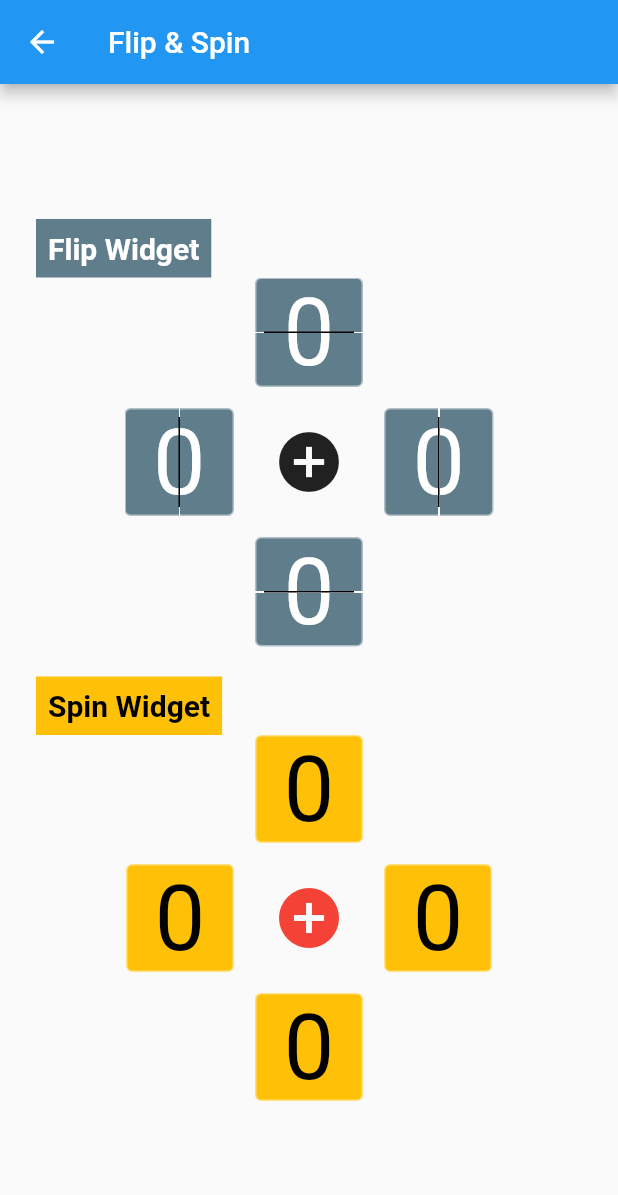
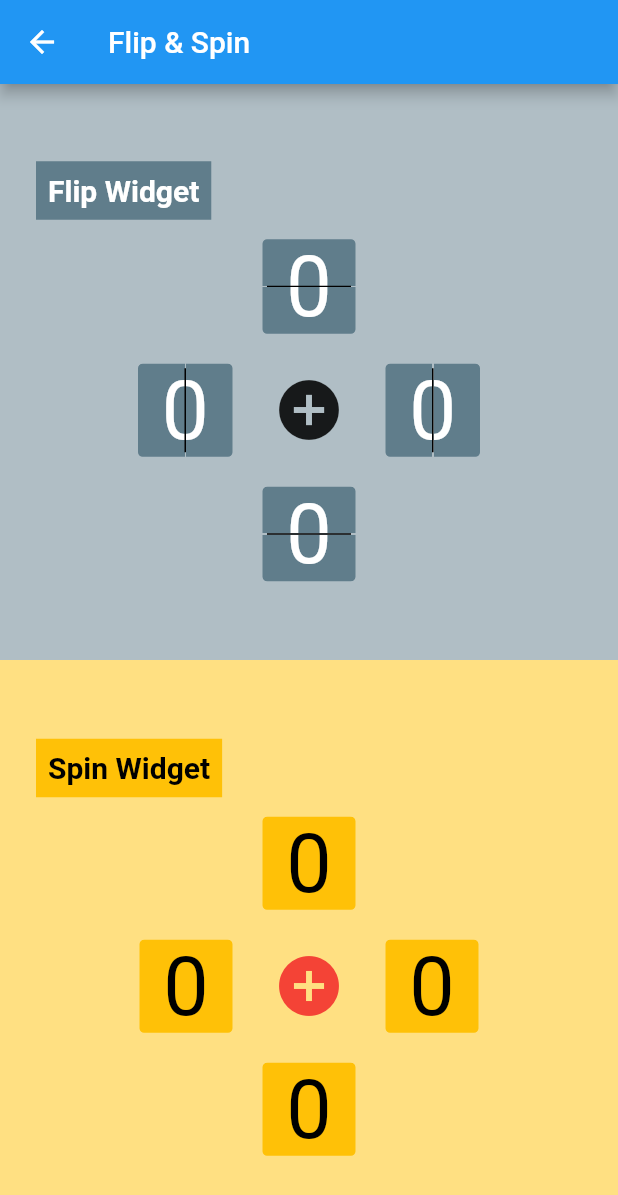
Before and after one commit to cc-nogueira/flip_board, a Flutter app: the FlipWidgetsPage screen opened by its route, on a phone screen of 412 x 824 dp. Shown: the top 1195 px of the screen. Run offline on Flutter 3.47's test engine with Material 2 defaults, Android fonts, the phone set to English and light mode, and no system bars.

Commit message:
FlipWidgetsPage with colored expanded groups.

```diff
--- a/example/lib/pages/widget/flip_widgets_page.dart
+++ b/example/lib/pages/widget/flip_widgets_page.dart
@@ -36,7 +36,6 @@ class _FlipWidgetState extends State<FlipWidgetsPage> {
           mainAxisAlignment: MainAxisAlignment.center,
           children: [
             _flipWheel(greyColors),
-            const SizedBox(height: 20.0),
             _spinWheel(amberColors),
           ],
         ),
@@ -58,10 +57,15 @@ class _FlipWidgetState extends State<FlipWidgetsPage> {
   ) =>
       Theme(
         data: ThemeData(colorScheme: colors),
+        child: Expanded(
+          child: Container(
+            color: colors.background,
+            child: Center(
               child: Column(
                 mainAxisSize: MainAxisSize.min,
                 children: [
                   _wheelTitle(title, colors),
+                  const SizedBox(height: 12.0),
                   Row(
                     mainAxisSize: MainAxisSize.min,
                     children: [_widget(AxisDirection.up)],
@@ -79,6 +83,9 @@ class _FlipWidgetState extends State<FlipWidgetsPage> {
                     children: [_widget(AxisDirection.down)],
                   ),
                 ],
+              ),
+            ),
+          ),
         ),
       );
 
@@ -134,7 +141,7 @@ class _FlipWidgetState extends State<FlipWidgetsPage> {
           flipDuration: const Duration(milliseconds: 1000),
           perspectiveEffect: 0.008,
           hingeWidth: 1.0,
-          hingeLength: 60.0,
+          hingeLength: 56.0,
           hingeColor: Colors.black,
         ),
       );
@@ -152,8 +159,8 @@ class _FlipWidgetState extends State<FlipWidgetsPage> {
       );
 
   Widget _itemBuilder(BuildContext context, int? value) => Container(
-        width: 72.0,
-        height: 72.0,
+        width: 64.0,
+        height: 64.0,
         alignment: Alignment.center,
         decoration: BoxDecoration(
           color: Theme.of(context).colorScheme.primaryVariant,
@@ -164,7 +171,7 @@ class _FlipWidgetState extends State<FlipWidgetsPage> {
           ((value ?? 0) % 10).toString(),
           style: TextStyle(
             color: Theme.of(context).colorScheme.onPrimary,
-            fontSize: 60.0,
+            fontSize: 54.0,
           ),
         ),
       );
```
Lines whose indentation alone changed are shown as unchanged.
